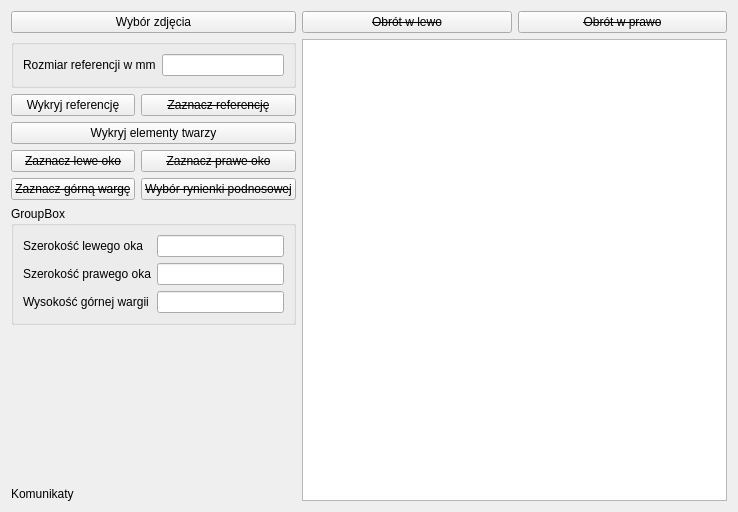
Before: the Qt Designer form implementation/GUI/w_MainWindow.ui in ocadotechnology-university/FAS-detection-support-tool, drawn with Qt 5.
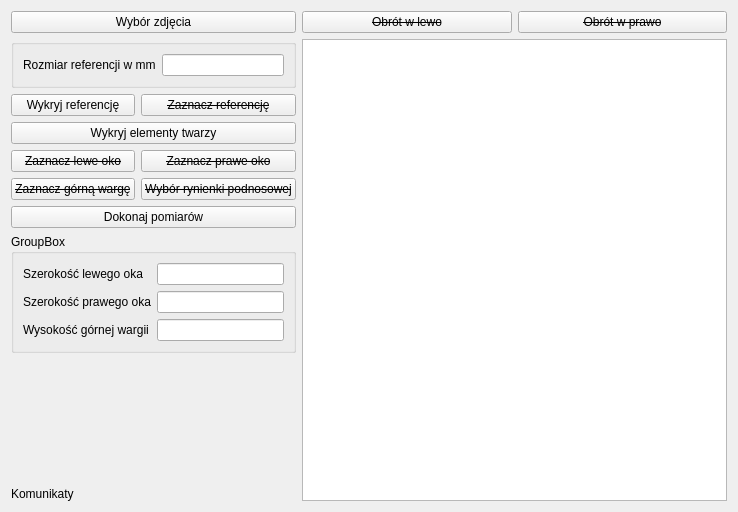
After: the same form once the commit is applied. Icons and pictures are not drawn.

```diff
--- a/implementation/GUI/w_MainWindow.ui
+++ b/implementation/GUI/w_MainWindow.ui
@@ -84,7 +84,7 @@
        </layout>
       </widget>
      </item>
-     <item row="10" column="0" colspan="2">
+     <item row="11" column="0" colspan="2">
       <widget class="QGroupBox" name="groupBox">
        <property name="title">
         <string>GroupBox</string>
@@ -188,6 +188,13 @@
        </property>
       </widget>
      </item>
+     <item row="10" column="0" colspan="2">
+      <widget class="QPushButton" name="pb_measure">
+       <property name="text">
+        <string>Dokonaj pomiarów</string>
+       </property>
+      </widget>
+     </item>
     </layout>
    </item>
    <item row="0" column="1">
```
